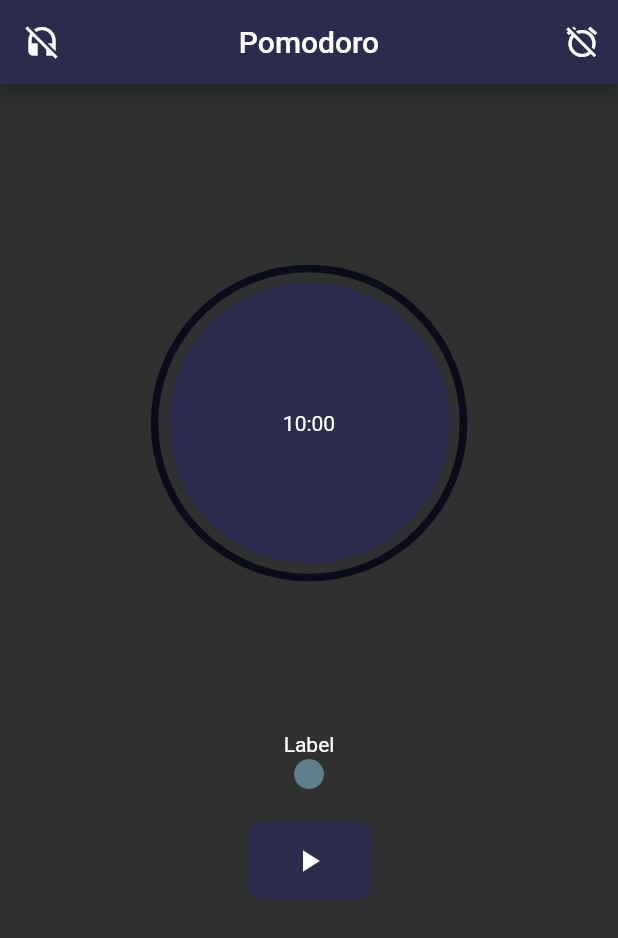
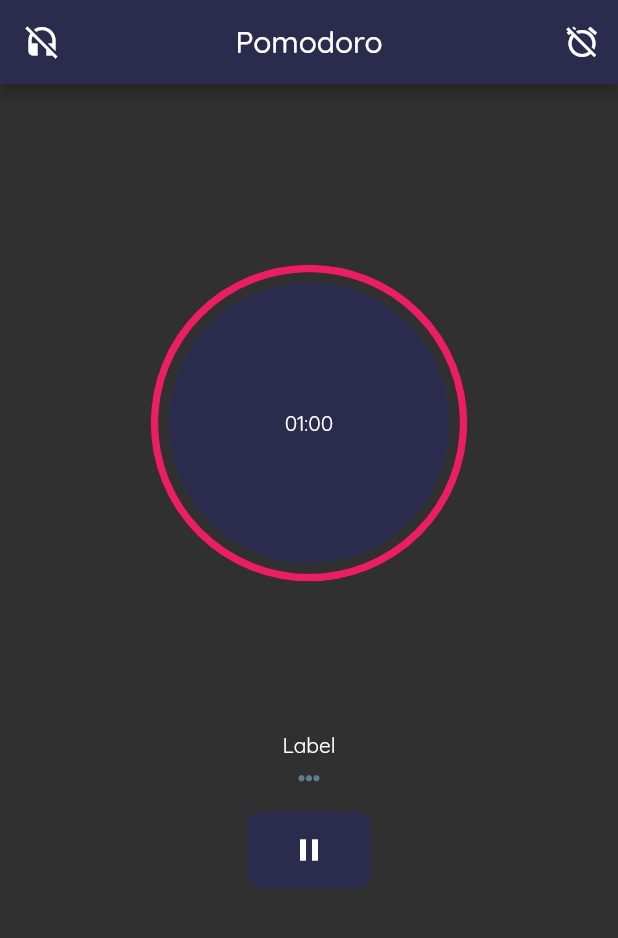
Before and after one commit to snlucas/flutter_pomodoro_timer, a Flutter app: the screen it shows after launch, after a tap on the "play arrow" icon, on a phone screen of 412 x 824 dp. Shown: the top 938 px of the screen. Run offline on Flutter 3.47's test engine with Material 2 defaults, Android fonts, the phone set to English and light mode, and no system bars; drawn by our look-alikes of circular_countdown_timer.

Commit message:
Add button switch and play/pause feature

```diff
--- a/flutter_pomodoro_timer/lib/home_page.dart
+++ b/flutter_pomodoro_timer/lib/home_page.dart
@@ -1,12 +1,84 @@
 import 'package:flutter/material.dart';
 import 'package:circular_countdown_timer/circular_countdown_timer.dart';
+import 'package:flutter_pomodoro_timer/utils/constants.dart';
 
-class HomePage extends StatelessWidget {
+class HomePage extends StatefulWidget {
+  final List<Icon> timesCompleted = [];
+
+  HomePage() {
+    // Initialize times completed dot icons
+    for (var i = 0; i < 3; i++) {
+      timesCompleted.add(
+        Icon(
+          Icons.brightness_1_rounded,
+          color: Colors.blueGrey,
+          size: 5.0,
+        ),
+      );
+    }
+  }
+
+  @override
+  _HomePageState createState() => _HomePageState();
+}
+
+class _HomePageState extends State<HomePage> {
+  final CountDownController _clockController = CountDownController();
+  Icon _clockButton = kPlayClockButton; // Initial value
+  bool _isClockStarted = false;
+  // Countdown timer duration
+
+  // Change Clock button icon and controller
+  void switchClockActionButton() {
+    if (_clockButton == kPlayClockButton) {
+      _clockButton = kPauseClockButton;
+
+      if (!_isClockStarted) {
+        // Processed on init
+        _isClockStarted = true;
+        _clockController.start();
+      } else {
+        // Processed on play
+        _clockController.resume();
+      }
+    } else {
+      // Processed on pause
+      _clockButton = kPlayClockButton;
+      _clockController.pause();
+    }
+  }
+
   @override
   Widget build(BuildContext context) {
-    // Clock Dimensions
+    // Half Screen Dimensions
     final double height = MediaQuery.of(context).size.height / 2;
     final double width = MediaQuery.of(context).size.width / 2;
+    int indexTimesCompleted = 0;
+
+    CircularCountDownTimer clock = CircularCountDownTimer(
+      controller: _clockController,
+      isReverseAnimation: true,
+      ringColor: Color(0xff0B0C19),
+      height: height,
+      width: width,
+      autoStart: false,
+      duration: kMinutesDuration * 60,
+      isReverse: true,
+      textStyle: TextStyle(color: Colors.white),
+      fillColor: Colors.pink,
+      backgroundColor: Color(0xFF2A2B4D),
+      strokeCap: StrokeCap.round,
+      onComplete: () {
+        setState(() {
+          widget.timesCompleted[indexTimesCompleted] = Icon(
+            Icons.brightness_1_rounded,
+            color: Colors.pink,
+            size: 5.0,
+          );
+          indexTimesCompleted++;
+        });
+      },
+    );
 
     return Scaffold(
       appBar: AppBar(
@@ -29,17 +101,7 @@ class HomePage extends StatelessWidget {
           child: Column(
             children: <Widget>[
               Center(
-                child: CircularCountDownTimer(
-                  duration: 10 * 60,
-                  isReverse: true,
-                  textStyle: TextStyle(color: Colors.white),
-                  height: height,
-                  width: width,
-                  ringColor: Color(0xff0B0C19),
-                  fillColor: Colors.pink,
-                  backgroundColor: Color(0xFF2A2B4D),
-                  strokeCap: StrokeCap.round,
-                ),
+                child: clock,
               ),
               Text(
                 'Label',
@@ -47,14 +109,21 @@ class HomePage extends StatelessWidget {
                   color: Colors.white,
                 ),
               ),
-              Icon(
-                Icons.brightness_1_rounded,
-                color: Colors.blueGrey,
+              SizedBox(
+                height: 10.0,
+              ),
+              Row(
+                mainAxisAlignment: MainAxisAlignment.center,
+                children: widget.timesCompleted,
               ),
               Padding(
                 padding: const EdgeInsets.symmetric(vertical: 20.0),
                 child: GestureDetector(
-                  onTap: () {},
+                  onTap: () {
+                    setState(() {
+                      switchClockActionButton();
+                    });
+                  },
                   child: Container(
                     width: width / 2.5,
                     height: height / 8,
@@ -62,7 +131,7 @@ class HomePage extends StatelessWidget {
                       color: Theme.of(context).primaryColor,
                       borderRadius: BorderRadius.circular(10.0),
                     ),
-                    child: Icon(Icons.play_arrow_sharp),
+                    child: _clockButton,
                   ),
                 ),
               ),
--- a/flutter_pomodoro_timer/lib/main.dart
+++ b/flutter_pomodoro_timer/lib/main.dart
@@ -10,6 +10,7 @@ class Pomodoro extends StatelessWidget {
       theme: ThemeData(
         brightness: Brightness.dark,
         primaryColor: Color(0xFF2A2B4D),
+        fontFamily: 'Quicksand-Variable',
       ),
       home: HomePage(),
     );
--- /dev/null
+++ b/flutter_pomodoro_timer/lib/utils/constants.dart
@@ -0,0 +1,8 @@
+import 'package:flutter/material.dart';
+
+// Icon Constants
+const Icon kPlayClockButton = Icon(Icons.play_arrow_sharp);
+const Icon kPauseClockButton = Icon(Icons.pause_sharp);
+
+// Number constants
+const int kMinutesDuration = 1;
```
Also changed, not shown: flutter_pomodoro_timer/pubspec.yaml (+4 -4 lines), flutter_pomodoro_timer/fonts/Quicksand-VariableFont_wght.ttf (added).
